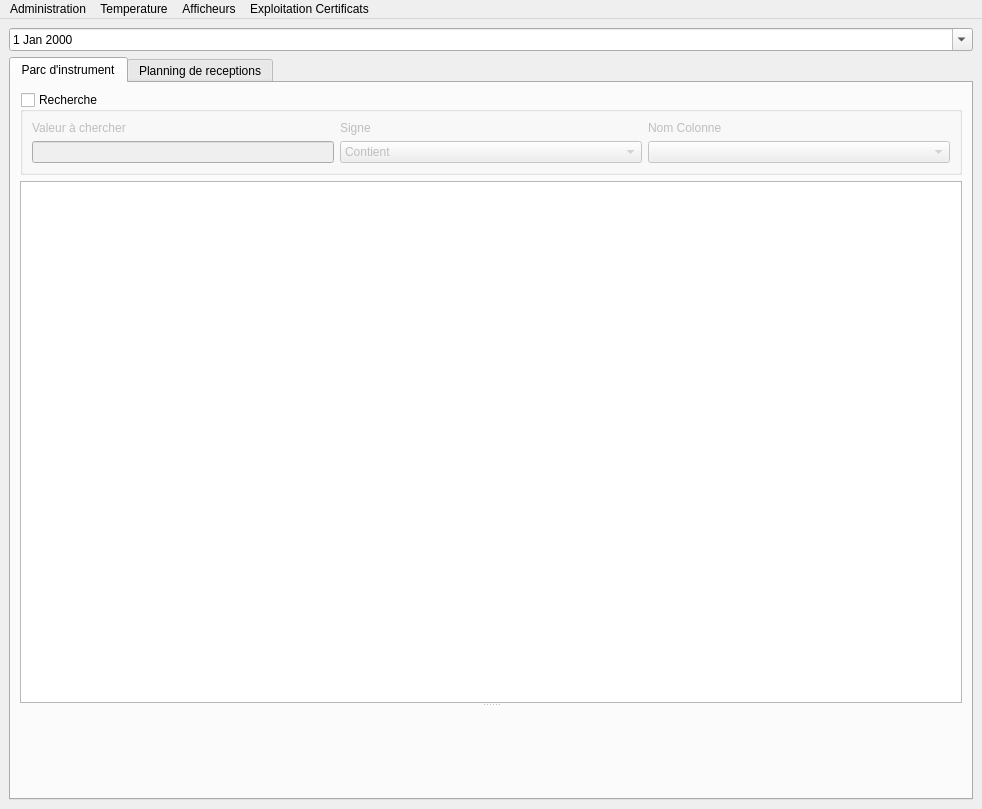
Old version of the form GUI/Main_Administration.ui in the repository Pepou/Administration-2.0.
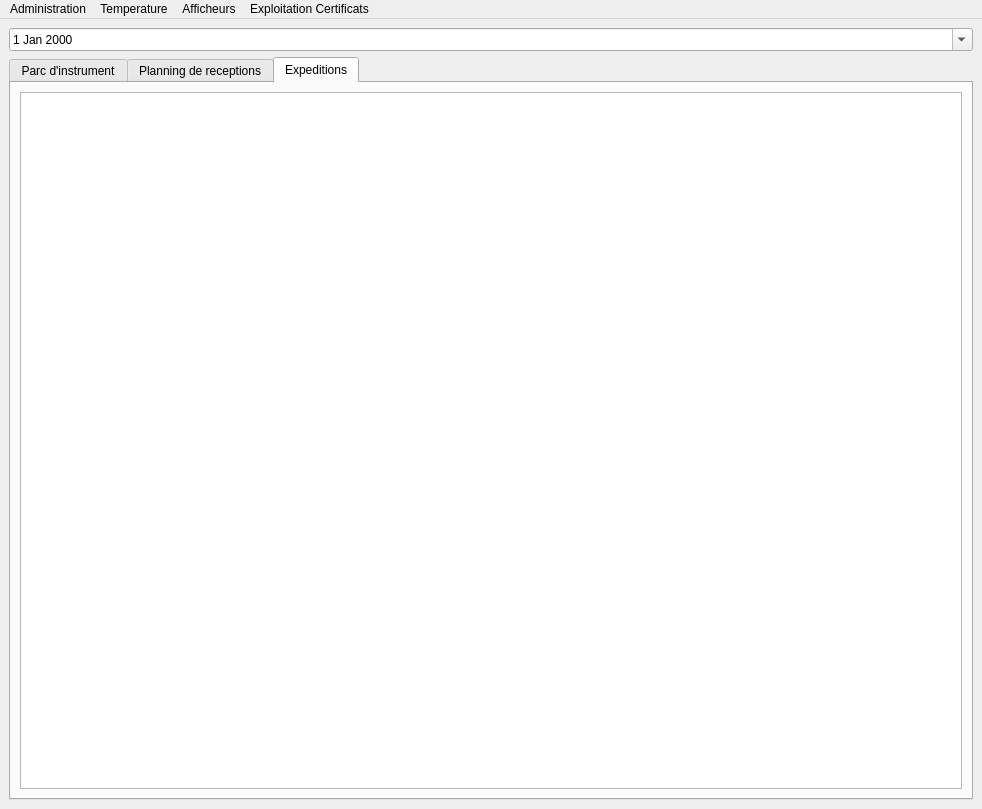
New version of the form. The open tabs and pages were chosen to show the change. Custom widgets are drawn as their Qt base class.

```diff
--- a/GUI/Main_Administration.ui
+++ b/GUI/Main_Administration.ui
@@ -160,6 +160,16 @@
           </item>
          </layout>
         </widget>
+        <widget class="QWidget" name="tab_3">
+         <attribute name="title">
+          <string>Expeditions</string>
+         </attribute>
+         <layout class="QVBoxLayout" name="verticalLayout_8">
+          <item>
+           <widget class="Tableview_donnees_fichier" name="tableView_expedition"/>
+          </item>
+         </layout>
+        </widget>
        </widget>
       </item>
      </layout>
```
